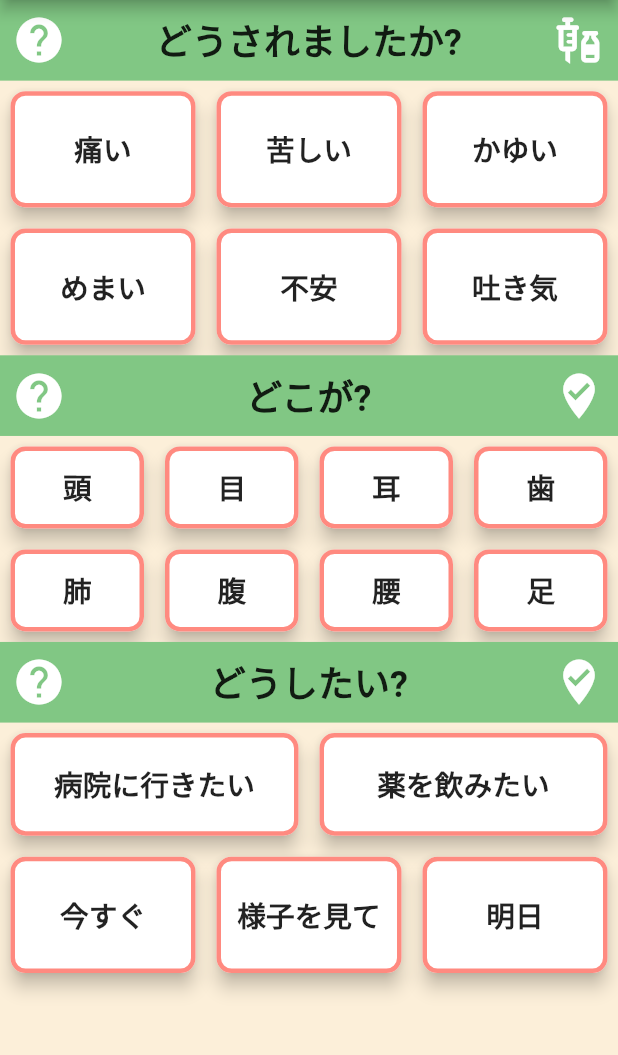
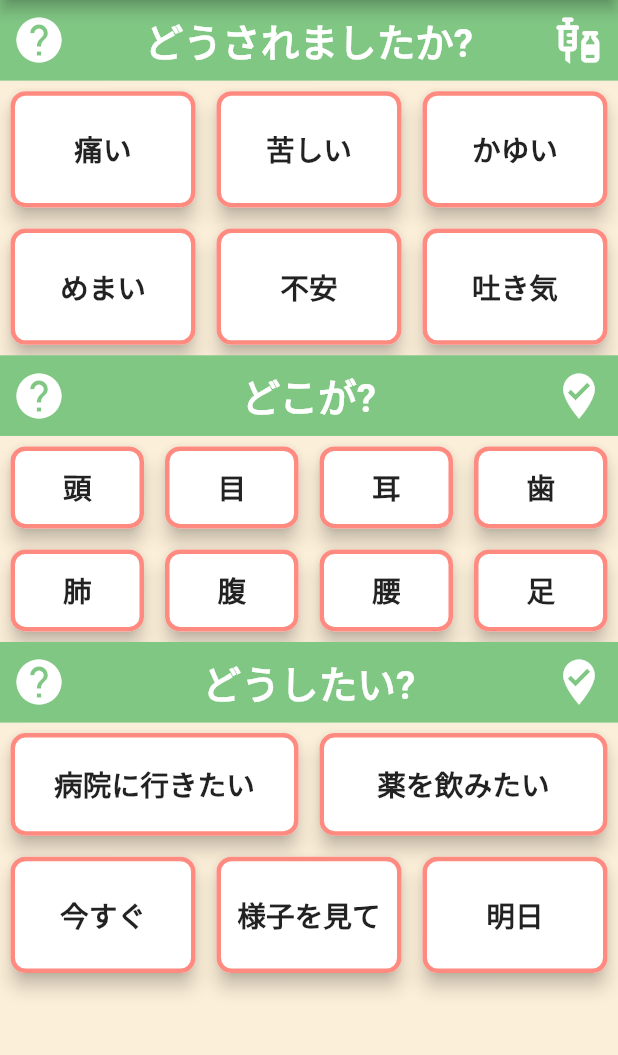
Before and after one commit to CIT-NakamuraLab/flutter_text_to_speech_demo, a Flutter app: the HealthConditionScreen screen opened by its route, on a phone screen of 412 x 824 dp, the part 84-1139 px from its top. Run offline on Flutter 3.47's test engine with Material 2 defaults, Android fonts, the phone set to English and light mode, and no system bars; our stand-ins replace flutter_tts, sqflite; missing offline and left inert: shake; accounts and stored records are empty.

Commit message:
Edit: iPhone SE3 text size

```diff
--- a/lib/widgets/generate_Caterory.dart
+++ b/lib/widgets/generate_Caterory.dart
@@ -15,6 +15,8 @@ class GenerateCaterory extends StatelessWidget {
     final deviceHeight = MediaQuery.of(context).size.height -
         AppBar().preferredSize.height -
         MediaQuery.of(context).padding.top;
+    // Iphone 14 PRO MAX 876.0 24pixcel 固定 0.027
+    // Iphone SE 3 611.0
     return Container(
       width: double.infinity,
       height: deviceHeight * 0.07,
@@ -24,22 +26,29 @@ class GenerateCaterory extends StatelessWidget {
         child: Row(
           mainAxisAlignment: MainAxisAlignment.spaceBetween,
           children: [
-            const Icon(
+            const FittedBox(
+              child: Icon(
                 Icons.help,
                 size: 36,
                 color: Colors.white,
               ),
-            Text(
+            ),
+            FittedBox(
+              child: Text(
                 text,
                 style: const TextStyle(
                   fontWeight: FontWeight.bold,
-                fontSize: 24,
+                  fontSize: 30,
+                  color: Colors.white,
                 ),
               ),
-            Icon(
+            ),
+            FittedBox(
+              child: Icon(
                 icon,
                 size: 36,
                 color: Colors.white,
+              ),
             )
           ],
         ),
```
Lines whose indentation alone changed are shown as unchanged.
